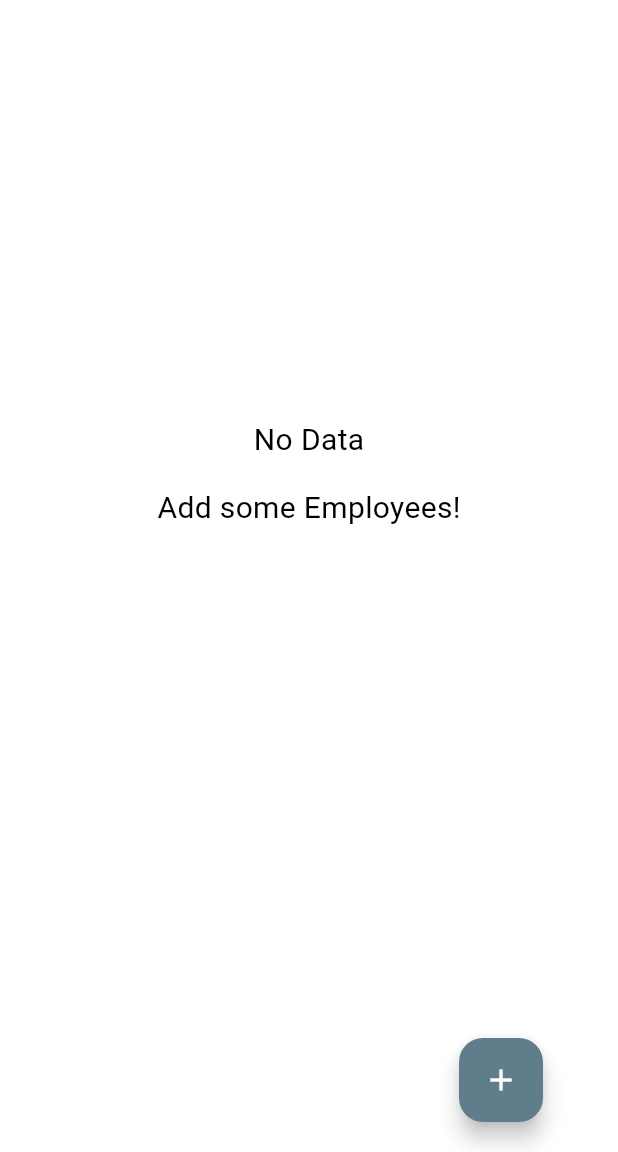
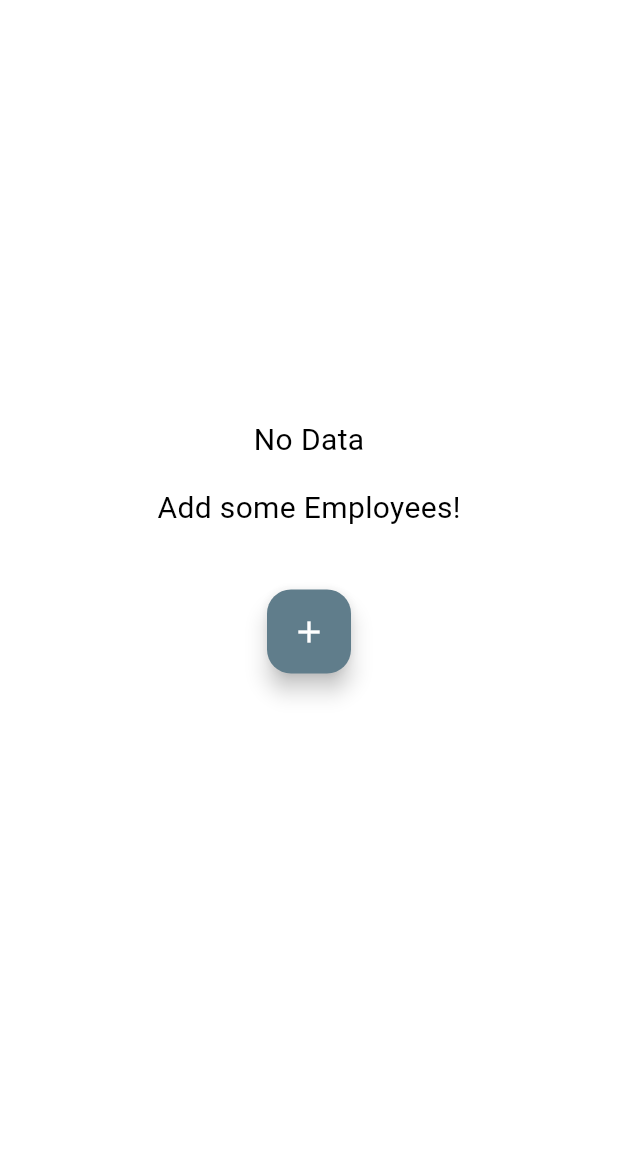
Before and after one commit to NadaMakkawy/task_10, a Flutter app: the screen it shows after launch, on a phone screen of 412 x 824 dp, the part 84-1236 px from its top. Run offline on Flutter 3.47's test engine with Material 3 defaults, Android fonts, the phone set to English and light mode, and no system bars; our stand-ins replace sqflite; accounts and stored records are empty; Roboto replaces fonts that are missing (DarkerGrotesque).

Commit message:
refactoring and final touches

```diff
--- a/lib/pages/employee_list_page.dart
+++ b/lib/pages/employee_list_page.dart
@@ -1,7 +1,8 @@
 import 'package:flutter/material.dart';
 
+import '../database/sql_helper.dart';
+import '../widgets/add_employee_button.dart';
 import '../widgets/add_employee_dialog.dart';
-import '../database/sql_helper.dart';
 import '../widgets/employee_data_table.dart';
 import 'edit_employee_page.dart';
 
@@ -191,20 +192,56 @@ class _EmployeeListPageState extends State<EmployeeListPage> {
                                 },
                               );
                             },
-                            child: const Column(
+                            child: Column(
                               mainAxisAlignment: MainAxisAlignment.center,
                               children: [
-                                Text('No Data'),
-                                Divider(
+                                const Text('No Data'),
+                                const Divider(
                                   indent: 100,
                                   endIndent: 100,
                                 ),
-                                Text('Add some Employees!'),
-                                Icon(
+                                const Text('Add some Employees!'),
+                                const Icon(
                                   Icons.arrow_drop_down_rounded,
                                   size: 40,
                                   color: Colors.white,
-                                )
+                                ),
+                                // FloatingActionButton(
+                                //   onPressed: () {
+                                //     showDialog(
+                                //       context: context,
+                                //       builder: (context) {
+                                //         return AddEmployeeDialog(
+                                //           formKey: _formKey,
+                                //           nameController: _nameController,
+                                //           genderController: _genderController,
+                                //           ageController: _ageController,
+                                //           onPressedFn: () {
+                                //             if (_formKey.currentState!
+                                //                 .validate()) {
+                                //               _addEmployee();
+                                //               _checkForEmployees();
+                                //             }
+                                //           },
+                                //         );
+                                //       },
+                                //     );
+                                //   },
+                                //   tooltip: 'Add Employee',
+                                //   child: const Icon(Icons.add),
+                                // ),
+                                AddEmployeeButton(
+                                  formKey: _formKey,
+                                  nameController: _nameController,
+                                  genderController: _genderController,
+                                  ageController: _ageController,
+                                  onPressedFn: () {
+                                    if (_formKey.currentState!.validate()) {
+                                      _addEmployee();
+                                      _checkForEmployees();
+                                    }
+                                  },
+                                ),
                               ],
                             ),
                           ),
@@ -215,11 +252,11 @@ class _EmployeeListPageState extends State<EmployeeListPage> {
           ),
           Padding(
             padding: const EdgeInsets.symmetric(vertical: 20, horizontal: 50),
-            child: Row(
+            child: _hasEmployees
+                ? Row(
                     mainAxisAlignment: MainAxisAlignment.spaceBetween,
                     children: [
-                _hasEmployees
-                    ? ElevatedButton(
+                      ElevatedButton(
                         onPressed: () {
                           showDialog(
                             context: context,
@@ -249,14 +286,8 @@ class _EmployeeListPageState extends State<EmployeeListPage> {
                           );
                         },
                         child: const Text('Delete All Employees'),
-                      )
-                    : const SizedBox(),
-                FloatingActionButton(
-                  onPressed: () {
-                    showDialog(
-                      context: context,
-                      builder: (context) {
-                        return AddEmployeeDialog(
+                      ),
+                      AddEmployeeButton(
                         formKey: _formKey,
                         nameController: _nameController,
                         genderController: _genderController,
@@ -267,15 +298,10 @@ class _EmployeeListPageState extends State<EmployeeListPage> {
                             _checkForEmployees();
                           }
                         },
-                        );
-                      },
-                    );
-                  },
-                  tooltip: 'Add Employee',
-                  child: const Icon(Icons.add),
                       ),
                     ],
-            ),
+                  )
+                : const SizedBox(),
           ),
         ],
       ),
--- /dev/null
+++ b/lib/widgets/add_employee_button.dart
@@ -0,0 +1,42 @@
+import 'package:flutter/material.dart';
+
+import 'add_employee_dialog.dart';
+
+class AddEmployeeButton extends StatelessWidget {
+  final GlobalKey<FormState> formKey;
+  final TextEditingController nameController;
+  final TextEditingController genderController;
+  final TextEditingController ageController;
+  final Function() onPressedFn;
+
+  const AddEmployeeButton({
+    super.key,
+    required this.formKey,
+    required this.nameController,
+    required this.genderController,
+    required this.ageController,
+    required this.onPressedFn,
+  });
+
+  @override
+  Widget build(BuildContext context) {
+    return FloatingActionButton(
+      onPressed: () {
+        showDialog(
+          context: context,
+          builder: (context) {
+            return AddEmployeeDialog(
+              formKey: formKey,
+              nameController: nameController,
+              genderController: genderController,
+              ageController: ageController,
+              onPressedFn: onPressedFn,
+            );
+          },
+        );
+      },
+      tooltip: 'Add Employee',
+      child: const Icon(Icons.add),
+    );
+  }
+}
```
Also changed, not shown: lib/widgets/employee_data_table.dart (+8 -4 lines). Lines whose indentation alone changed are shown as unchanged.
